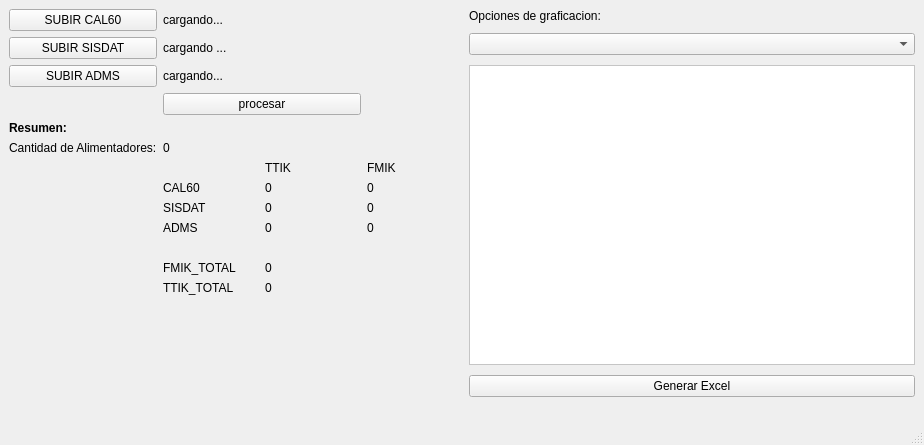
First picture: the form in mainwindow.ui, repository HitrafficGroup/excel-cal60, before the edit.
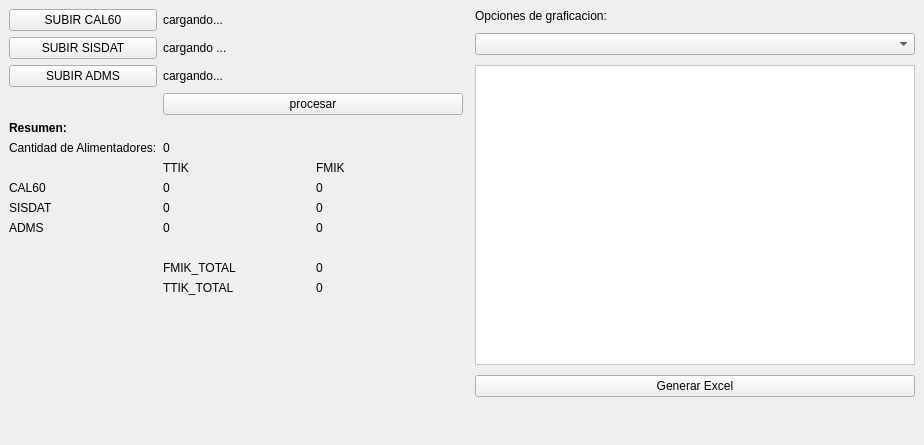
Second picture: the form after the edit.

What changed in the file:
```diff
--- a/mainwindow.ui
+++ b/mainwindow.ui
@@ -28,20 +28,6 @@
             </property>
            </widget>
           </item>
-          <item row="13" column="2">
-           <widget class="QLabel" name="adms1">
-            <property name="text">
-             <string>0</string>
-            </property>
-           </widget>
-          </item>
-          <item row="12" column="3">
-           <widget class="QLabel" name="sis2">
-            <property name="text">
-             <string>0</string>
-            </property>
-           </widget>
-          </item>
           <item row="7" column="0">
            <widget class="QLabel" name="label_2">
             <property name="text">
@@ -56,13 +42,6 @@
             </property>
            </widget>
           </item>
-          <item row="13" column="1">
-           <widget class="QLabel" name="label_6">
-            <property name="text">
-             <string>ADMS</string>
-            </property>
-           </widget>
-          </item>
           <item row="1" column="0">
            <widget class="QPushButton" name="btnFile1">
             <property name="text">
@@ -70,25 +49,6 @@
             </property>
            </widget>
           </item>
-          <item row="2" column="1" colspan="3">
-           <widget class="QLabel" name="txtFile2">
-            <property name="minimumSize">
-             <size>
-              <width>200</width>
-              <height>0</height>
-             </size>
-            </property>
-            <property name="maximumSize">
-             <size>
-              <width>300</width>
-              <height>16777215</height>
-             </size>
-            </property>
-            <property name="text">
-             <string>cargando ...</string>
-            </property>
-           </widget>
-          </item>
           <item row="15" column="1">
            <widget class="QLabel" name="label_9">
             <property name="text">
@@ -103,25 +63,6 @@
             </property>
            </widget>
           </item>
-          <item row="3" column="1" colspan="3">
-           <widget class="QLabel" name="txtFile3">
-            <property name="minimumSize">
-             <size>
-              <width>200</width>
-              <height>0</height>
-             </size>
-            </property>
-            <property name="maximumSize">
-             <size>
-              <width>300</width>
-              <height>16777215</height>
-             </size>
-            </property>
-            <property name="text">
-             <string>cargando...</string>
-            </property>
-           </widget>
-          </item>
           <item row="6" column="1">
            <widget class="QLabel" name="alimentador">
             <property name="text">
@@ -129,20 +70,6 @@
             </property>
            </widget>
           </item>
-          <item row="11" column="1">
-           <widget class="QLabel" name="label_3">
-            <property name="text">
-             <string>CAL60</string>
-            </property>
-           </widget>
-          </item>
-          <item row="11" column="2">
-           <widget class="QLabel" name="cal1">
-            <property name="text">
-             <string>0</string>
-            </property>
-           </widget>
-          </item>
           <item row="14" column="1">
            <widget class="QLabel" name="label_7">
             <property name="text">
@@ -150,46 +77,6 @@
             </property>
            </widget>
           </item>
-          <item row="12" column="1">
-           <widget class="QLabel" name="label_5">
-            <property name="text">
-             <string>SISDAT</string>
-            </property>
-           </widget>
-          </item>
-          <item row="11" column="3">
-           <widget class="QLabel" name="cal2">
-            <property name="text">
-             <string>0</string>
-            </property>
-           </widget>
-          </item>
-          <item row="9" column="2">
-           <widget class="QLabel" name="label_8">
-            <property name="minimumSize">
-             <size>
-              <width>40</width>
-              <height>0</height>
-             </size>
-            </property>
-            <property name="text">
-             <string>TTIK</string>
-            </property>
-           </widget>
-          </item>
-          <item row="1" column="1" colspan="3">
-           <widget class="QLabel" name="txtFile1">
-            <property name="minimumSize">
-             <size>
-              <width>300</width>
-              <height>0</height>
-             </size>
-            </property>
-            <property name="text">
-             <string>cargando...</string>
-            </property>
-           </widget>
-          </item>
           <item row="6" column="0">
            <widget class="QLabel" name="label">
             <property name="font">
@@ -202,26 +89,6 @@
             </property>
            </widget>
           </item>
-          <item row="13" column="3">
-           <widget class="QLabel" name="adms2">
-            <property name="text">
-             <string>0</string>
-            </property>
-           </widget>
-          </item>
-          <item row="9" column="3">
-           <widget class="QLabel" name="label_11">
-            <property name="minimumSize">
-             <size>
-              <width>40</width>
-              <height>0</height>
-             </size>
-            </property>
-            <property name="text">
-             <string>FMIK</string>
-            </property>
-           </widget>
-          </item>
           <item row="2" column="0">
            <widget class="QPushButton" name="btnFile2">
             <property name="text">
@@ -229,13 +96,6 @@
             </property>
            </widget>
           </item>
-          <item row="12" column="2">
-           <widget class="QLabel" name="sis1">
-            <property name="text">
-             <string>0</string>
-            </property>
-           </widget>
-          </item>
           <item row="17" column="0">
            <spacer name="verticalSpacer_2">
             <property name="orientation">
@@ -270,6 +130,146 @@
             </property>
            </widget>
           </item>
+          <item row="11" column="0">
+           <widget class="QLabel" name="label_3">
+            <property name="text">
+             <string>CAL60</string>
+            </property>
+           </widget>
+          </item>
+          <item row="12" column="0">
+           <widget class="QLabel" name="label_5">
+            <property name="text">
+             <string>SISDAT</string>
+            </property>
+           </widget>
+          </item>
+          <item row="13" column="0">
+           <widget class="QLabel" name="label_6">
+            <property name="text">
+             <string>ADMS</string>
+            </property>
+           </widget>
+          </item>
+          <item row="9" column="1">
+           <widget class="QLabel" name="label_8">
+            <property name="minimumSize">
+             <size>
+              <width>40</width>
+              <height>0</height>
+             </size>
+            </property>
+            <property name="text">
+             <string>TTIK</string>
+            </property>
+           </widget>
+          </item>
+          <item row="9" column="2">
+           <widget class="QLabel" name="label_11">
+            <property name="minimumSize">
+             <size>
+              <width>40</width>
+              <height>0</height>
+             </size>
+            </property>
+            <property name="text">
+             <string>FMIK</string>
+            </property>
+           </widget>
+          </item>
+          <item row="11" column="1">
+           <widget class="QLabel" name="cal1">
+            <property name="text">
+             <string>0</string>
+            </property>
+           </widget>
+          </item>
+          <item row="12" column="1">
+           <widget class="QLabel" name="sis1">
+            <property name="text">
+             <string>0</string>
+            </property>
+           </widget>
+          </item>
+          <item row="13" column="1">
+           <widget class="QLabel" name="adms1">
+            <property name="text">
+             <string>0</string>
+            </property>
+           </widget>
+          </item>
+          <item row="11" column="2">
+           <widget class="QLabel" name="cal2">
+            <property name="text">
+             <string>0</string>
+            </property>
+           </widget>
+          </item>
+          <item row="12" column="2">
+           <widget class="QLabel" name="sis2">
+            <property name="text">
+             <string>0</string>
+            </property>
+           </widget>
+          </item>
+          <item row="13" column="2">
+           <widget class="QLabel" name="adms2">
+            <property name="text">
+             <string>0</string>
+            </property>
+           </widget>
+          </item>
+          <item row="3" column="1" colspan="2">
+           <widget class="QLabel" name="txtFile3">
+            <property name="minimumSize">
+             <size>
+              <width>200</width>
+              <height>0</height>
+             </size>
+            </property>
+            <property name="maximumSize">
+             <size>
+              <width>300</width>
+              <height>16777215</height>
+             </size>
+            </property>
+            <property name="text">
+             <string>cargando...</string>
+            </property>
+           </widget>
+          </item>
+          <item row="2" column="1" colspan="2">
+           <widget class="QLabel" name="txtFile2">
+            <property name="minimumSize">
+             <size>
+              <width>200</width>
+              <height>0</height>
+             </size>
+            </property>
+            <property name="maximumSize">
+             <size>
+              <width>300</width>
+              <height>16777215</height>
+             </size>
+            </property>
+            <property name="text">
+             <string>cargando ...</string>
+            </property>
+           </widget>
+          </item>
+          <item row="1" column="1" colspan="2">
+           <widget class="QLabel" name="txtFile1">
+            <property name="minimumSize">
+             <size>
+              <width>300</width>
+              <height>0</height>
+             </size>
+            </property>
+            <property name="text">
+             <string>cargando...</string>
+            </property>
+           </widget>
+          </item>
          </layout>
         </item>
        </layout>
@@ -343,7 +343,6 @@
     </item>
    </layout>
   </widget>
-  <widget class="QStatusBar" name="statusbar"/>
  </widget>
  <resources/>
  <connections/>
```
